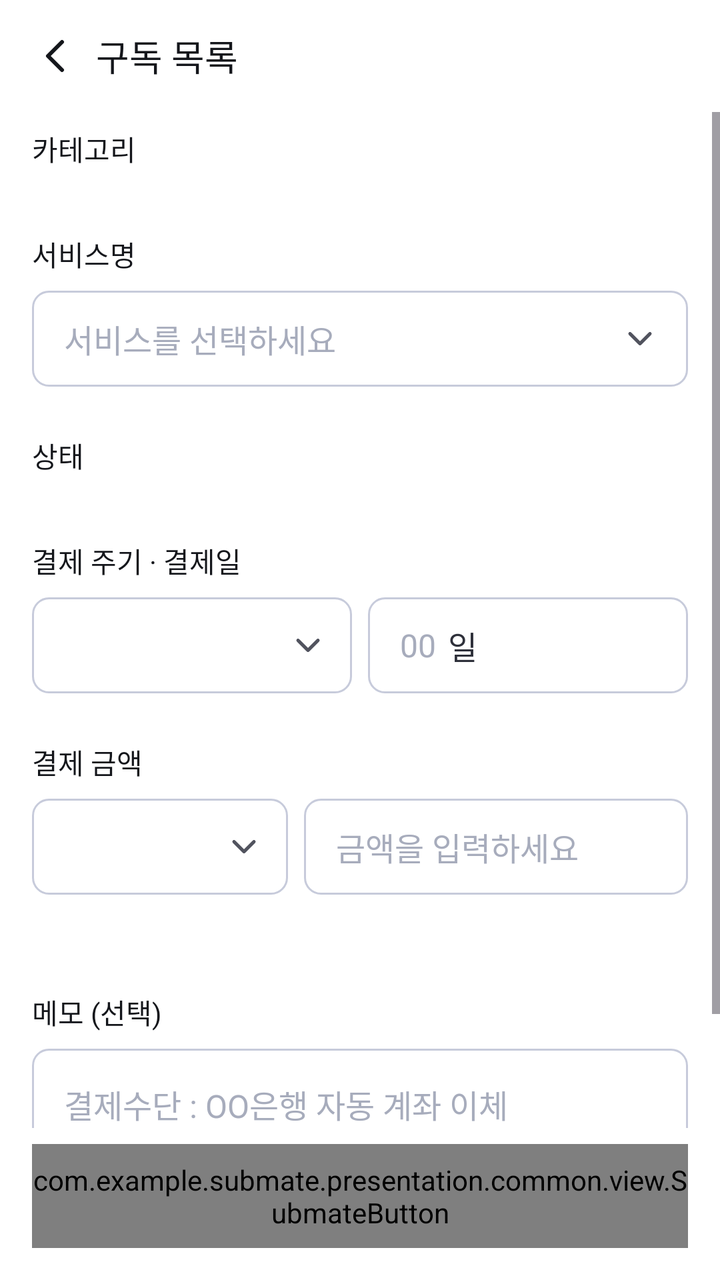
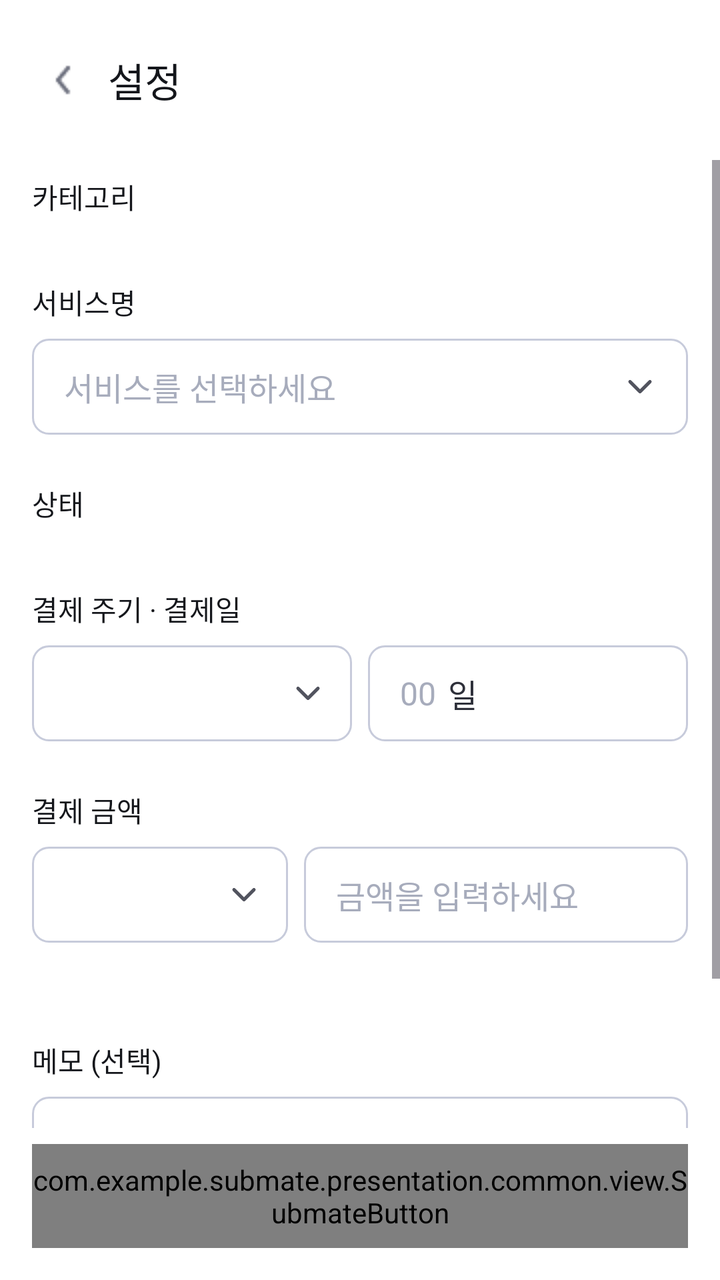

Two renders of the same Android screen: before a commit and after it. Below are the layout's source before the change and the commit's diff.
<!-- AndroidManifest.xml: application theme Theme.Submate -->
<!-- res/layout/subscribe_detail.xml -->
<?xml version="1.0" encoding="utf-8"?>
<LinearLayout xmlns:android="http://schemas.android.com/apk/res/android"
    xmlns:app="http://schemas.android.com/apk/res-auto"
    android:id="@+id/subscribe_detail_root"
    android:layout_width="match_parent"
    android:layout_height="match_parent"
    android:background="@color/appwhite"
    android:focusable="true"
    android:focusableInTouchMode="true"
    android:orientation="vertical">

    

    
    <LinearLayout
        android:layout_width="match_parent"
        android:layout_height="56dp"
        android:gravity="center_vertical"
        android:orientation="horizontal"
        android:paddingStart="8dp"
        android:paddingEnd="16dp">

        <ImageView
            android:id="@+id/iv_subscribe_back"
            android:layout_width="40dp"
            android:layout_height="40dp"
            android:background="?attr/selectableItemBackgroundBorderless"
            android:contentDescription="뒤로가기"
            android:padding="8dp"
            android:src="@drawable/ic_back" />

        <TextView
            style="@style/typo_body_b2"
            android:layout_width="wrap_content"
            android:layout_height="wrap_content"
            android:text="구독 목록"
            android:textColor="@color/appblack"
            android:textSize="18sp" />
    </LinearLayout>

    <ScrollView
        android:layout_width="match_parent"
        android:layout_height="0dp"
        android:layout_weight="1"
        android:fillViewport="true">

        <LinearLayout
            android:layout_width="match_parent"
            android:layout_height="wrap_content"
            android:orientation="vertical"
            android:paddingStart="16dp"
            android:paddingEnd="16dp"
            android:paddingBottom="24dp">

            
            <TextView
                style="@style/subscribe_detail_label"
                android:layout_marginTop="8dp"
                android:text="카테고리" />

            <com.google.android.material.chip.ChipGroup
                android:id="@+id/cg_subscribe_category"
                android:layout_width="match_parent"
                android:layout_height="wrap_content"
                android:layout_marginTop="8dp"
                app:chipSpacingHorizontal="8dp"
                app:chipSpacingVertical="8dp" />

            
            <TextView
                style="@style/subscribe_detail_label"
                android:text="서비스명" />

            <FrameLayout
                android:id="@+id/layout_subscribe_service"
                android:layout_width="match_parent"
                android:layout_height="@dimen/subscribe_field_height"
                android:layout_marginTop="8dp"
                android:background="@drawable/bg_subscribe_field">

                <EditText
                    android:id="@+id/et_subscribe_service"
                    style="@style/subscribe_detail_field_text"
                    android:layout_width="match_parent"
                    android:layout_height="match_parent"
                    android:background="@null"
                    android:cursorVisible="false"
                    android:focusable="false"
                    android:hint="서비스를 선택하세요"
                    android:importantForAutofill="no"
                    android:inputType="text"
                    android:maxLength="30"
                    android:paddingStart="16dp"
                    android:paddingEnd="48dp" />

                <ImageView
                    android:id="@+id/iv_subscribe_service_arrow"
                    android:layout_width="48dp"
                    android:layout_height="match_parent"
                    android:layout_gravity="end"
                    android:contentDescription="서비스 목록 열기"
                    android:scaleType="center"
                    android:src="@drawable/ic_arrow_down" />
            </FrameLayout>

            
            <TextView
                android:id="@+id/tv_subscribe_service_helper"
                style="@style/typo_cap_r1"
                android:layout_width="match_parent"
                android:layout_height="wrap_content"
                android:layout_marginTop="8dp"
                android:textColor="@color/gray500"
                android:visibility="gone" />

            
            <TextView
                style="@style/subscribe_detail_label"
                android:text="상태" />

            <LinearLayout
                android:id="@+id/ll_subscribe_status"
                android:layout_width="match_parent"
                android:layout_height="wrap_content"
                android:layout_marginTop="8dp"
                android:orientation="horizontal" />

            
            <TextView
                style="@style/subscribe_detail_label"
                android:text="결제 주기 · 결제일" />

            <LinearLayout
                android:layout_width="match_parent"
                android:layout_height="@dimen/subscribe_field_height"
                android:layout_marginTop="8dp"
                android:orientation="horizontal">

                <FrameLayout
                    android:id="@+id/layout_subscribe_cycle"
                    android:layout_width="0dp"
                    android:layout_height="match_parent"
                    android:layout_marginEnd="8dp"
                    android:layout_weight="1"
                    android:background="@drawable/bg_subscribe_field"
                    android:clickable="true"
                    android:focusable="true">

                    <TextView
                        android:id="@+id/tv_subscribe_cycle"
                        style="@style/subscribe_detail_field_text"
                        android:layout_width="match_parent"
                        android:layout_height="match_parent"
                        android:gravity="center_vertical"
                        android:paddingStart="16dp"
                        android:paddingEnd="40dp" />

                    <ImageView
                        android:id="@+id/iv_subscribe_cycle_arrow"
                        android:layout_width="wrap_content"
                        android:layout_height="wrap_content"
                        android:layout_gravity="end|center_vertical"
                        android:layout_marginEnd="12dp"
                        android:contentDescription="@null"
                        android:src="@drawable/ic_arrow_down" />
                </FrameLayout>

                
                <LinearLayout
                    android:id="@+id/layout_subscribe_payment_date"
                    android:layout_width="0dp"
                    android:layout_height="match_parent"
                    android:layout_weight="1"
                    android:background="@drawable/bg_subscribe_field"
                    android:clickable="true"
                    android:gravity="center_vertical"
                    android:orientation="horizontal"
                    android:paddingStart="16dp"
                    android:paddingEnd="16dp">

                    <EditText
                        android:id="@+id/et_subscribe_payment_month"
                        style="@style/subscribe_detail_date_input"
                        android:imeOptions="actionNext"
                        android:nextFocusForward="@+id/et_subscribe_payment_day"
                        android:visibility="gone" />

                    <TextView
                        android:id="@+id/tv_subscribe_payment_month_unit"
                        style="@style/subscribe_detail_field_text"
                        android:layout_width="wrap_content"
                        android:layout_height="wrap_content"
                        android:layout_marginEnd="8dp"
                        android:text="월"
                        android:visibility="gone" />

                    <EditText
                        android:id="@+id/et_subscribe_payment_day"
                        style="@style/subscribe_detail_date_input"
                        android:imeOptions="actionDone" />

                    <TextView
                        android:id="@+id/tv_subscribe_payment_day_unit"
                        style="@style/subscribe_detail_field_text"
                        android:layout_width="wrap_content"
                        android:layout_height="wrap_content"
                        android:text="일" />
                </LinearLayout>
            </LinearLayout>

            
            <TextView
                style="@style/subscribe_detail_label"
                android:text="결제 금액" />

            <LinearLayout
                android:layout_width="match_parent"
                android:layout_height="@dimen/subscribe_field_height"
                android:layout_marginTop="8dp"
                android:orientation="horizontal">

                <FrameLayout
                    android:id="@+id/layout_subscribe_currency"
                    android:layout_width="0dp"
                    android:layout_height="match_parent"
                    android:layout_marginEnd="8dp"
                    android:layout_weight="2"
                    android:background="@drawable/bg_subscribe_field"
                    android:clickable="true"
                    android:focusable="true">

                    <TextView
                        android:id="@+id/tv_subscribe_currency"
                        style="@style/subscribe_detail_field_text"
                        android:layout_width="match_parent"
                        android:layout_height="match_parent"
                        android:gravity="center_vertical"
                        android:maxLines="1"
                        android:paddingStart="16dp"
                        android:paddingEnd="36dp" />

                    <ImageView
                        android:id="@+id/iv_subscribe_currency_arrow"
                        android:layout_width="wrap_content"
                        android:layout_height="wrap_content"
                        android:layout_gravity="end|center_vertical"
                        android:layout_marginEnd="12dp"
                        android:contentDescription="@null"
                        android:src="@drawable/ic_arrow_down" />
                </FrameLayout>

                <EditText
                    android:id="@+id/et_subscribe_amount"
                    style="@style/subscribe_detail_field_text"
                    android:layout_width="0dp"
                    android:layout_height="match_parent"
                    android:layout_weight="3"
                    android:background="@drawable/bg_subscribe_field"
                    android:digits="0123456789.,"
                    android:hint="금액을 입력하세요"
                    android:importantForAutofill="no"
                    android:inputType="numberDecimal"
                    android:maxLength="16"
                    android:paddingStart="16dp"
                    android:paddingEnd="16dp" />
            </LinearLayout>

            <TextView
                android:id="@+id/tv_subscribe_amount_helper"
                style="@style/typo_cap_r1"
                android:layout_width="match_parent"
                android:layout_height="wrap_content"
                android:layout_marginTop="8dp"
                android:textColor="@color/gray500" />

            
            <TextView
                style="@style/subscribe_detail_label"
                android:text="메모 (선택)" />

            <EditText
                android:id="@+id/et_subscribe_memo"
                style="@style/subscribe_detail_field_text"
                android:layout_width="match_parent"
                android:layout_height="wrap_content"
                android:layout_marginTop="8dp"
                android:background="@drawable/bg_subscribe_field"
                android:gravity="top|start"
                android:hint="결제수단 : OO은행 자동 계좌 이체"
                android:importantForAutofill="no"
                android:inputType="textMultiLine"
                android:maxLength="100"
                android:minHeight="80dp"
                android:padding="16dp" />
        </LinearLayout>
    </ScrollView>

    
    <LinearLayout
        android:layout_width="match_parent"
        android:layout_height="wrap_content"
        android:orientation="vertical"
        android:paddingStart="16dp"
        android:paddingEnd="16dp"
        android:paddingBottom="16dp">

        <TextView
            android:id="@+id/tv_subscribe_delete"
            style="@style/typo_body_r1"
            android:layout_width="wrap_content"
            android:layout_height="wrap_content"
            android:layout_gravity="center_horizontal"
            android:padding="8dp"
            android:text="구독 삭제하기"
            android:textColor="@color/error500"
            android:visibility="gone" />

        <com.example.submate.presentation.common.view.SubmateButton
            android:id="@+id/btn_subscribe_save"
            style="@style/typo_body_m2"
            android:layout_width="match_parent"
            android:layout_height="52dp"
            android:layout_marginTop="8dp"
            android:background="@drawable/bg_submate_button"
            android:text="저장하기"
            android:textAllCaps="false"
            android:textColor="@color/appwhite" />
    </LinearLayout>
</LinearLayout>
<!-- resources referenced by this layout -->
<resources>
  <color name="appblack">#14161B</color>
  <color name="appwhite">#FFFFFF</color>
  <color name="error500">#FF4B4B</color>
  <color name="gray500">#888C9D</color>
  <dimen name="subscribe_field_height">48dp</dimen>
  <!-- drawable bg_submate_button (drawable) -->
  <?xml version="1.0" encoding="utf-8"?>
  <shape xmlns:android="http://schemas.android.com/apk/res/android">
      <solid android:color="@color/pri700" />
      <corners android:radius="12dp" />
  </shape>
  <!-- drawable bg_subscribe_field (drawable) -->
  <?xml version="1.0" encoding="utf-8"?>
  <shape xmlns:android="http://schemas.android.com/apk/res/android">
      <solid android:color="@color/appwhite" />
      <stroke android:width="1dp" android:color="@color/gray300" />
      <corners android:radius="8dp" />
  </shape>
  <!-- drawable ic_arrow_down (drawable) -->
  <vector xmlns:android="http://schemas.android.com/apk/res/android"
      android:width="20dp"
      android:height="20dp"
      android:viewportWidth="24"
      android:viewportHeight="24">
      <path
          android:fillColor="#00000000"
          android:pathData="M6,9L12,15L18,9"
          android:strokeWidth="2"
          android:strokeColor="@color/gray700"
          android:strokeLineCap="round"
          android:strokeLineJoin="round" />
  </vector>
  <!-- drawable ic_back (drawable) -->
  <vector xmlns:android="http://schemas.android.com/apk/res/android"
      android:width="24dp"
      android:height="24dp"
      android:viewportWidth="24"
      android:viewportHeight="24">
      <path
          android:fillColor="#00000000"
          android:pathData="M15,5L8,12L15,19"
          android:strokeWidth="2"
          android:strokeColor="@color/appblack"
          android:strokeLineCap="round"
          android:strokeLineJoin="round" />
  </vector>
  <style name="subscribe_detail_date_input" parent="subscribe_detail_field_text">
          <item name="android:layout_width">wrap_content</item>
          <item name="android:layout_height">match_parent</item>
          <item name="android:minWidth">24dp</item>
          <item name="android:background">@null</item>
          <item name="android:gravity">center_vertical</item>
          <item name="android:hint">00</item>
          <item name="android:importantForAutofill">no</item>
          <item name="android:inputType">number</item>
          <item name="android:maxLength">2</item>
          <item name="android:padding">0dp</item>
      </style>
  <style name="subscribe_detail_field_text" parent="typo_body_m2">
          <item name="android:textColor">@color/gray800</item>
          <item name="android:textColorHint">@color/gray400</item>
      </style>
  <style name="subscribe_detail_label" parent="typo_body_b3">
          <item name="android:layout_width">wrap_content</item>
          <item name="android:layout_height">wrap_content</item>
          <item name="android:layout_marginTop">24dp</item>
          <item name="android:textColor">@color/appblack</item>
      </style>
  <style name="typo_body_b2"><item name="android:fontFamily">@font/pretendard_bold</item><item name="android:textSize">16sp</item></style>
  <style name="typo_body_m2"><item name="android:fontFamily">@font/pretendard_medium</item><item name="android:textSize">16sp</item></style>
  <style name="typo_body_r1"><item name="android:fontFamily">@font/pretendard_regular</item><item name="android:textSize">14sp</item></style>
  <style name="typo_cap_r1"><item name="android:fontFamily">@font/pretendard_regular</item><item name="android:textSize">12sp</item></style>
  <style name="Theme.Submate" parent="Base.Theme.Submate" />
  <color name="pri700">#4F76C4</color>
  <color name="gray300">#C7CBDB</color>
  <color name="gray700">#51535E</color>
  <color name="gray800">#2E303A</color>
  <color name="gray400">#A7ACBC</color>
  <style name="typo_body_b3"><item name="android:fontFamily">@font/pretendard_bold</item><item name="android:textSize">14sp</item></style>
  <style name="Base.Theme.Submate" parent="Theme.Material3.DayNight.NoActionBar">
          
          
      </style>
</resources>

<!-- the commit's change to res/layout/subscribe_detail.xml (unified diff, before → after) -->
@@ -11,32 +11,7 @@
 
     
 
-    
-    <LinearLayout
-        android:layout_width="match_parent"
-        android:layout_height="56dp"
-        android:gravity="center_vertical"
-        android:orientation="horizontal"
-        android:paddingStart="8dp"
-        android:paddingEnd="16dp">
-
-        <ImageView
-            android:id="@+id/iv_subscribe_back"
-            android:layout_width="40dp"
-            android:layout_height="40dp"
-            android:background="?attr/selectableItemBackgroundBorderless"
-            android:contentDescription="뒤로가기"
-            android:padding="8dp"
-            android:src="@drawable/ic_back" />
-
-        <TextView
-            style="@style/typo_body_b2"
-            android:layout_width="wrap_content"
-            android:layout_height="wrap_content"
-            android:text="구독 목록"
-            android:textColor="@color/appblack"
-            android:textSize="18sp" />
-    </LinearLayout>
+    <include layout="@layout/common_sub_header" />
 
     <ScrollView
         android:layout_width="match_parent"
@@ -327,3 +302,13 @@
             android:textColor="@color/appwhite" />
     </LinearLayout>
 </LinearLayout>
+<!-- res/layout/common_sub_header.xml (included above) -->
+<?xml version="1.0" encoding="utf-8"?>
+<LinearLayout xmlns:android="http://schemas.android.com/apk/res/android"
+    android:id="@+id/common_sub_header"
+    android:layout_width="match_parent" android:layout_height="80dp"
+    android:background="@color/appwhite" android:clickable="true" android:focusable="true"
+    android:gravity="center_vertical" android:orientation="horizontal" android:paddingStart="20dp">
+    <ImageView android:id="@+id/iv_subscribe_back" android:layout_width="24dp" android:layout_height="24dp" android:contentDescription="뒤로가기" android:src="@drawable/ic_header_back_button" />
+    <TextView android:id="@+id/common_sub_header_title" android:layout_width="wrap_content" android:layout_height="wrap_content" android:layout_marginStart="10dp" android:text="설정" android:textColor="@color/appblack" style="@style/typo_title_b2" />
+</LinearLayout>
<!-- resource entries referenced after the edit -->
@@ -32,20 +32,7 @@
           android:strokeLineCap="round"
           android:strokeLineJoin="round" />
   </vector>
-  <!-- drawable ic_back (drawable) -->
-  <vector xmlns:android="http://schemas.android.com/apk/res/android"
-      android:width="24dp"
-      android:height="24dp"
-      android:viewportWidth="24"
-      android:viewportHeight="24">
-      <path
-          android:fillColor="#00000000"
-          android:pathData="M15,5L8,12L15,19"
-          android:strokeWidth="2"
-          android:strokeColor="@color/appblack"
-          android:strokeLineCap="round"
-          android:strokeLineJoin="round" />
-  </vector>
+  <!-- drawable ic_header_back_button: png bitmap (drawable, 417 bytes) -->
   <style name="subscribe_detail_date_input" parent="subscribe_detail_field_text">
           <item name="android:layout_width">wrap_content</item>
           <item name="android:layout_height">match_parent</item>
@@ -68,10 +55,10 @@
           <item name="android:layout_marginTop">24dp</item>
           <item name="android:textColor">@color/appblack</item>
       </style>
-  <style name="typo_body_b2"><item name="android:fontFamily">@font/pretendard_bold</item><item name="android:textSize">16sp</item></style>
   <style name="typo_body_m2"><item name="android:fontFamily">@font/pretendard_medium</item><item name="android:textSize">16sp</item></style>
   <style name="typo_body_r1"><item name="android:fontFamily">@font/pretendard_regular</item><item name="android:textSize">14sp</item></style>
   <style name="typo_cap_r1"><item name="android:fontFamily">@font/pretendard_regular</item><item name="android:textSize">12sp</item></style>
+  <style name="typo_title_b2"><item name="android:fontFamily">@font/pretendard_bold</item><item name="android:textSize">20sp</item></style>
   <style name="Theme.Submate" parent="Base.Theme.Submate" />
   <color name="pri700">#4F76C4</color>
   <color name="gray300">#C7CBDB</color>
